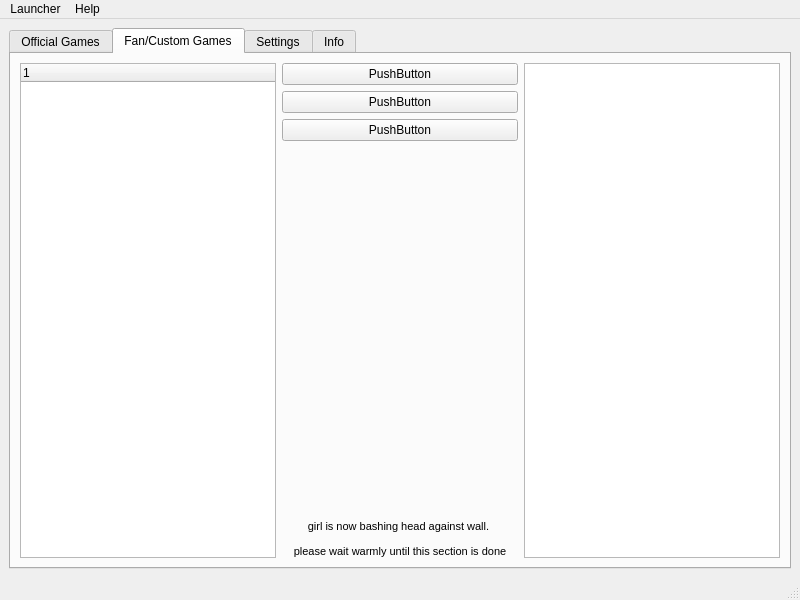
This is unnamed/ui/MainMenu.ui in kcomain/unnamed-launcher as Qt 5 draws it before an edit. The edited form follows.
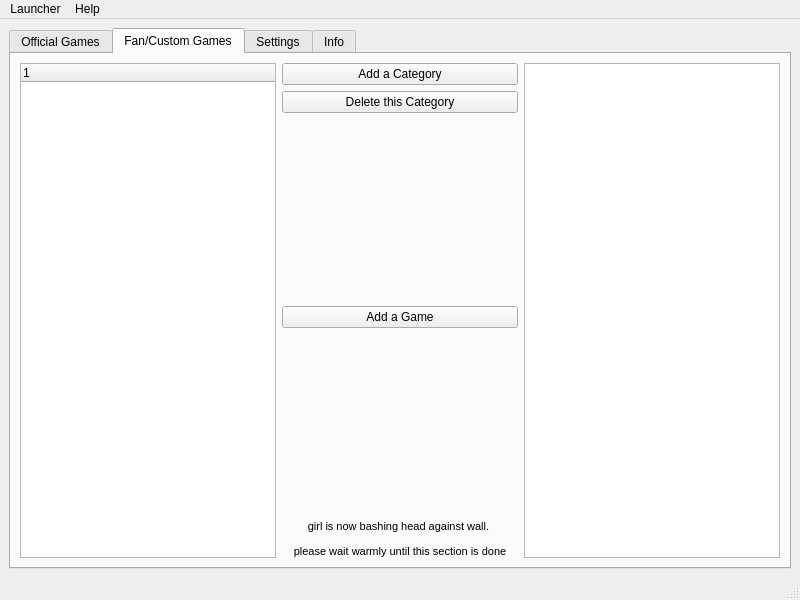
This is the edited form. The open tabs and pages were chosen to show the change. Icons and pictures are not drawn.

Patch:
```diff
--- a/unnamed/ui/MainMenu.ui
+++ b/unnamed/ui/MainMenu.ui
@@ -409,25 +409,18 @@
          </widget>
         </item>
         <item>
-         <layout class="QVBoxLayout" name="verticalLayout_12">
-          <item>
-           <widget class="QPushButton" name="pushButton_4">
-            <property name="text">
-             <string>PushButton</string>
-            </property>
-           </widget>
-          </item>
+         <layout class="QVBoxLayout" name="custom_buttons">
           <item>
            <widget class="QPushButton" name="pushButton_13">
             <property name="text">
-             <string>PushButton</string>
+             <string>Add a Category</string>
             </property>
            </widget>
           </item>
           <item>
            <widget class="QPushButton" name="pushButton_7">
             <property name="text">
-             <string>PushButton</string>
+             <string>Delete this Category</string>
             </property>
            </widget>
           </item>
@@ -445,7 +438,27 @@
            </spacer>
           </item>
           <item>
-           <widget class="QLabel" name="label">
+           <widget class="QPushButton" name="pushButton_4">
+            <property name="text">
+             <string>Add a Game</string>
+            </property>
+           </widget>
+          </item>
+          <item>
+           <spacer name="spacer">
+            <property name="orientation">
+             <enum>Qt::Vertical</enum>
+            </property>
+            <property name="sizeHint" stdset="0">
+             <size>
+              <width>20</width>
+              <height>40</height>
+             </size>
+            </property>
+           </spacer>
+          </item>
+          <item>
+           <widget class="QLabel" name="wip_label">
             <property name="text">
              <string>&lt;html&gt;&lt;head/&gt;&lt;body&gt;&lt;p align=&quot;center&quot;&gt;&lt;span style=&quot; font-size:8pt;&quot;&gt;girl is now bashing head against wall. &lt;/span&gt;&lt;/p&gt;&lt;p align=&quot;center&quot;&gt;&lt;span style=&quot; font-size:8pt;&quot;&gt;please wait warmly until this section is done&lt;/span&gt;&lt;/p&gt;&lt;/body&gt;&lt;/html&gt;</string>
             </property>
```
Left out of the diff: 29 changed lines with no effect on the pictures.
